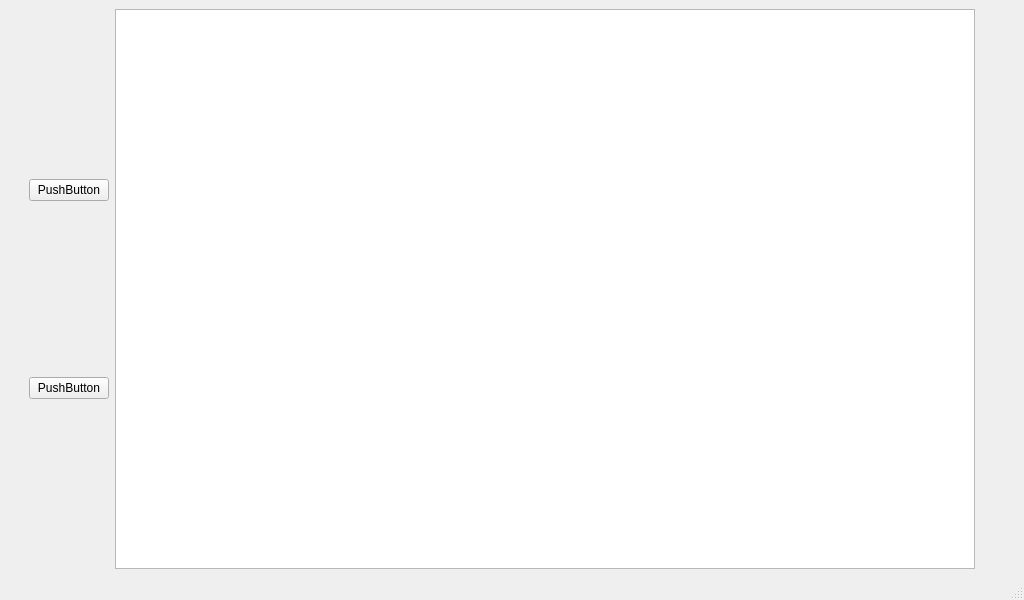
Old version of the form smlgui/gui/import.ui in the repository akshaybabloo/SML-GUI.
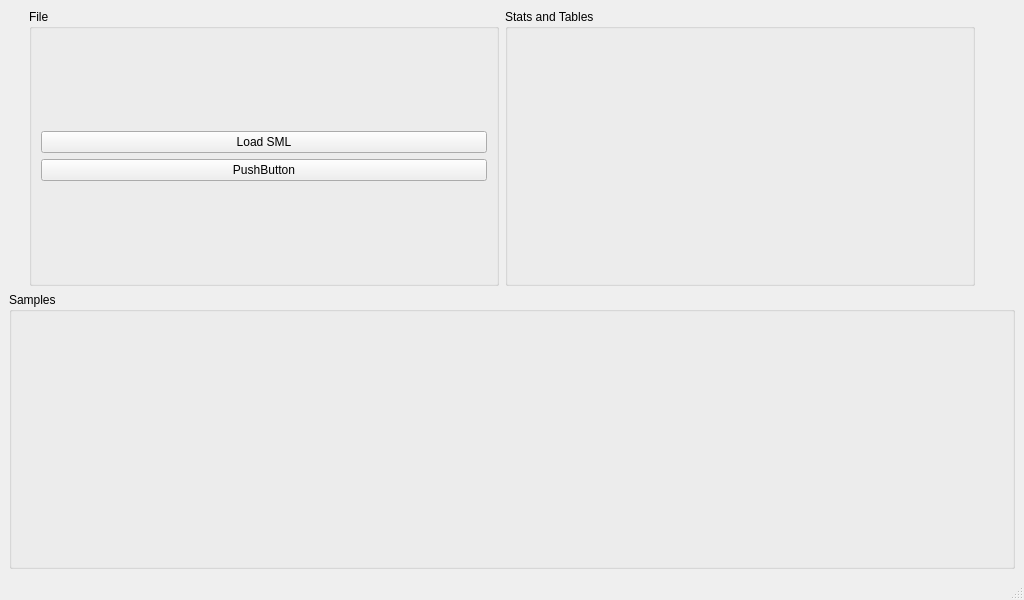
New version of the form.

The edit to the form file:
```diff
--- a/smlgui/gui/import.ui
+++ b/smlgui/gui/import.ui
@@ -34,11 +34,17 @@
        </spacer>
       </item>
       <item>
+       <widget class="QGroupBox" name="groupBox">
+        <property name="title">
+         <string>File</string>
+        </property>
+        <layout class="QGridLayout" name="gridLayout_2">
+         <item row="0" column="0">
        <layout class="QVBoxLayout" name="verticalLayout">
         <item>
          <widget class="QPushButton" name="pushButton_2">
           <property name="text">
-           <string>PushButton</string>
+              <string>Load SML</string>
           </property>
          </widget>
         </item>
@@ -51,14 +57,19 @@
         </item>
        </layout>
       </item>
+        </layout>
+       </widget>
+      </item>
       <item>
-       <widget class="QTextBrowser" name="textBrowser">
-        <property name="minimumSize">
-         <size>
-          <width>0</width>
-          <height>150</height>
-         </size>
+       <widget class="QGroupBox" name="groupBox_3">
+        <property name="title">
+         <string>Stats and Tables</string>
         </property>
+        <layout class="QGridLayout" name="gridLayout_4">
+         <item row="0" column="0">
+          <layout class="QHBoxLayout" name="stats_layout"/>
+         </item>
+        </layout>
        </widget>
       </item>
       <item>
@@ -80,7 +91,16 @@
      </layout>
     </item>
     <item row="1" column="0">
+     <widget class="QGroupBox" name="groupBox_2">
+      <property name="title">
+       <string>Samples</string>
+      </property>
+      <layout class="QGridLayout" name="gridLayout_3">
+       <item row="0" column="0">
      <layout class="QHBoxLayout" name="table_layout"/>
+       </item>
+      </layout>
+     </widget>
     </item>
    </layout>
   </widget>
```
Left out of the diff: 2 changed lines with no effect on the pictures. Lines whose indentation alone changed are shown as unchanged.
